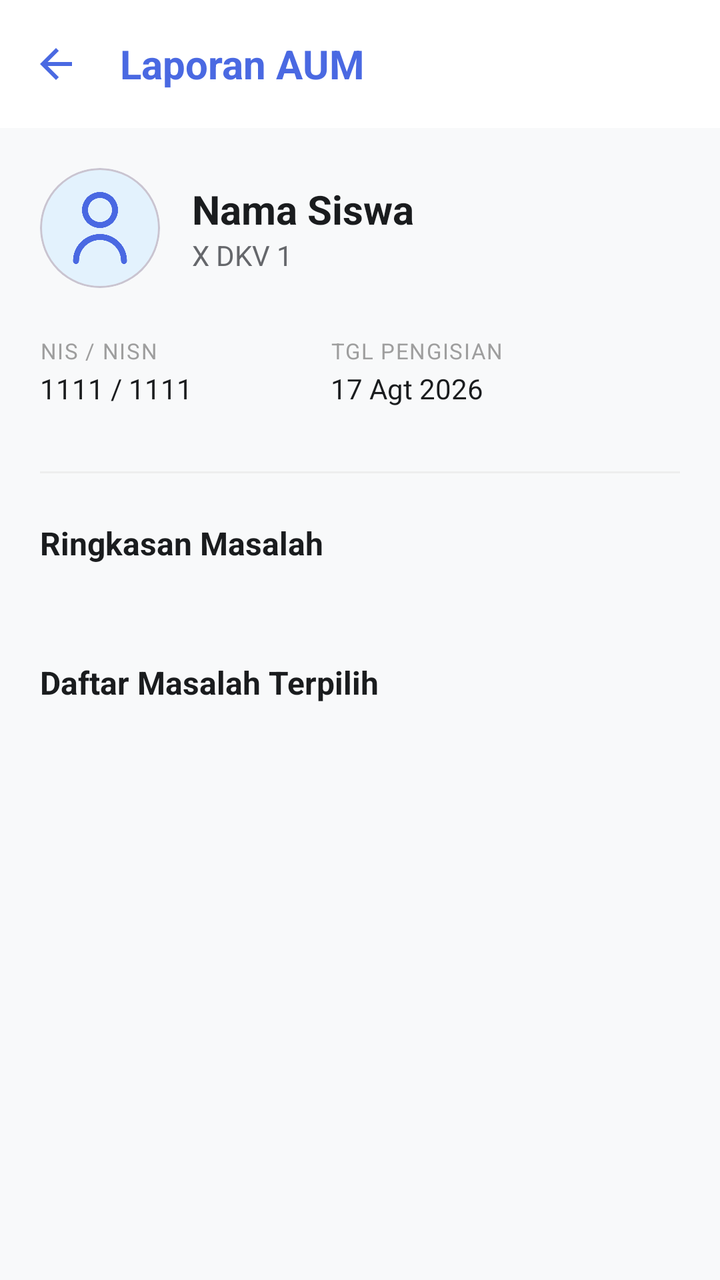
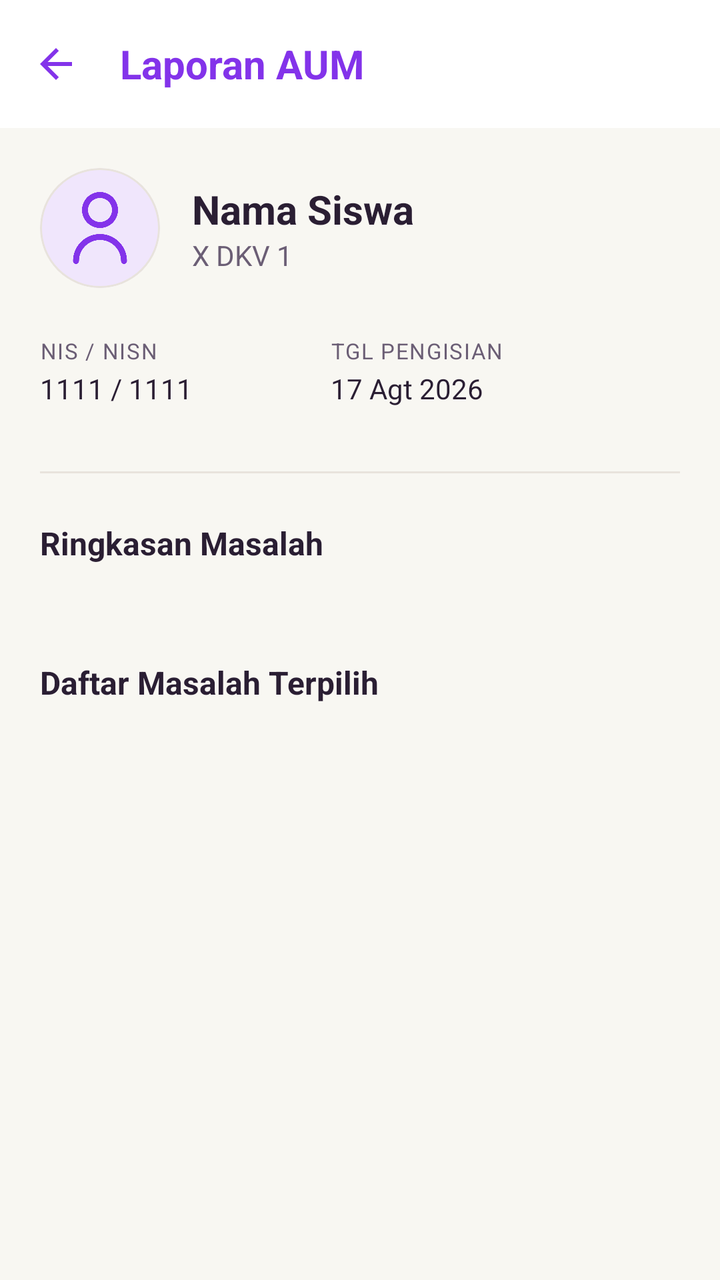

An Android layout rendered at two revisions. The XML below is the earlier revision; the diff shows what the commit changed to produce the second picture.
<!-- AndroidManifest.xml: application theme Theme.BkNova -->
<!-- res/layout/fragment_detail_aum_siswa.xml -->
<?xml version="1.0" encoding="utf-8"?>
<androidx.coordinatorlayout.widget.CoordinatorLayout xmlns:android="http://schemas.android.com/apk/res/android"
    xmlns:app="http://schemas.android.com/apk/res-auto"
    xmlns:tools="http://schemas.android.com/tools"
    android:layout_width="match_parent"
    android:layout_height="match_parent"
    android:background="#F8F9FA">

    <com.google.android.material.appbar.AppBarLayout
        android:layout_width="match_parent"
        android:layout_height="wrap_content"
        android:background="@color/white"
        app:elevation="0dp">

        <com.google.android.material.appbar.MaterialToolbar
            android:id="@+id/toolbar_detail_aum"
            android:layout_width="match_parent"
            android:layout_height="?attr/actionBarSize"
            app:navigationIcon="@drawable/ic_arrow_back"
            app:navigationIconTint="@color/blue_primary"
            app:title="Laporan AUM"
            app:titleTextAppearance="@style/ToolbarTitleBold"
            app:titleTextColor="@color/blue_primary" />
    </com.google.android.material.appbar.AppBarLayout>

    <androidx.core.widget.NestedScrollView
        android:layout_width="match_parent"
        android:layout_height="match_parent"
        android:clipToPadding="false"
        android:paddingBottom="24dp"
        app:layout_behavior="@string/appbar_scrolling_view_behavior">

        <LinearLayout
            android:layout_width="match_parent"
            android:layout_height="wrap_content"
            android:orientation="vertical"
            android:padding="20dp">

            
            <LinearLayout
                android:layout_width="match_parent"
                android:layout_height="wrap_content"
                android:orientation="horizontal"
                android:gravity="center_vertical"
                android:layout_marginBottom="24dp">

                <com.google.android.material.card.MaterialCardView
                    android:layout_width="60dp"
                    android:layout_height="60dp"
                    app:cardCornerRadius="30dp"
                    app:cardElevation="0dp"
                    app:cardBackgroundColor="#E3F2FD">
                    <ImageView
                        android:layout_width="match_parent"
                        android:layout_height="match_parent"
                        android:src="@drawable/person_icon"
                        android:padding="12dp"
                        app:tint="@color/blue_primary" />
                </com.google.android.material.card.MaterialCardView>

                <LinearLayout
                    android:layout_width="0dp"
                    android:layout_height="wrap_content"
                    android:layout_weight="1"
                    android:orientation="vertical"
                    android:layout_marginStart="16dp">

                    <TextView
                        android:id="@+id/tv_detail_nama"
                        android:layout_width="wrap_content"
                        android:layout_height="wrap_content"
                        android:text="Nama Siswa"
                        android:textSize="20sp"
                        android:textStyle="bold"
                        android:textColor="#1A1C1E"/>

                    <TextView
                        android:id="@+id/tv_detail_kelas"
                        android:layout_width="wrap_content"
                        android:layout_height="wrap_content"
                        android:text="X DKV 1"
                        android:textColor="#65676B"
                        android:textSize="14sp"/>
                </LinearLayout>
            </LinearLayout>

            
            <LinearLayout
                android:layout_width="match_parent"
                android:layout_height="wrap_content"
                android:orientation="horizontal"
                android:layout_marginBottom="32dp"
                android:baselineAligned="false">

                <LinearLayout
                    android:layout_width="0dp"
                    android:layout_height="wrap_content"
                    android:layout_weight="1"
                    android:orientation="vertical">
                    <TextView
                        android:layout_width="wrap_content"
                        android:layout_height="wrap_content"
                        android:text="NIS / NISN"
                        android:textSize="11sp"
                        android:textColor="#9E9E9E"
                        android:textAllCaps="true"
                        android:letterSpacing="0.05"/>
                    <TextView
                        android:id="@+id/tv_detail_nis"
                        android:layout_width="wrap_content"
                        android:layout_height="wrap_content"
                        android:text="1111 / 1111"
                        android:textColor="#1A1C1E"
                        android:textSize="14sp"
                        android:layout_marginTop="2dp"/>
                </LinearLayout>

                <LinearLayout
                    android:layout_width="0dp"
                    android:layout_height="wrap_content"
                    android:layout_weight="1.2"
                    android:orientation="vertical">
                    <TextView
                        android:layout_width="wrap_content"
                        android:layout_height="wrap_content"
                        android:text="Tgl Pengisian"
                        android:textSize="11sp"
                        android:textColor="#9E9E9E"
                        android:textAllCaps="true"
                        android:letterSpacing="0.05"/>
                    <TextView
                        android:id="@+id/tv_detail_waktu"
                        android:layout_width="wrap_content"
                        android:layout_height="wrap_content"
                        android:text="17 Agt 2026"
                        android:textColor="#1A1C1E"
                        android:textSize="14sp"
                        android:layout_marginTop="2dp"/>
                </LinearLayout>
            </LinearLayout>

            <View
                android:layout_width="match_parent"
                android:layout_height="1dp"
                android:background="#EEEEEE"
                android:layout_marginBottom="24dp"/>

            
            <TextView
                android:layout_width="wrap_content"
                android:layout_height="wrap_content"
                android:text="Ringkasan Masalah"
                android:textSize="16sp"
                android:textStyle="bold"
                android:textColor="#1A1C1E"
                android:layout_marginBottom="16dp"/>

            <androidx.recyclerview.widget.RecyclerView
                android:id="@+id/rv_statistik_aum"
                android:layout_width="match_parent"
                android:layout_height="wrap_content"
                android:layout_marginBottom="32dp"
                android:clipToPadding="false"
                android:paddingStart="0dp"
                android:paddingEnd="20dp"
                android:orientation="horizontal"
                app:layoutManager="androidx.recyclerview.widget.LinearLayoutManager"
                tools:listitem="@layout/item_aum_statistik"/>

            
            <TextView
                android:layout_width="wrap_content"
                android:layout_height="wrap_content"
                android:text="Daftar Masalah Terpilih"
                android:textSize="16sp"
                android:textStyle="bold"
                android:textColor="#1A1C1E"
                android:layout_marginBottom="16dp"/>

            <androidx.recyclerview.widget.RecyclerView
                android:id="@+id/rv_bidang_aum"
                android:layout_width="match_parent"
                android:layout_height="wrap_content"
                android:nestedScrollingEnabled="false"
                tools:listitem="@layout/item_aum_bidang_hasil"/>

            <ProgressBar
                android:id="@+id/pb_detail_aum"
                android:layout_width="wrap_content"
                android:layout_height="wrap_content"
                android:layout_gravity="center"
                android:layout_marginTop="40dp"
                android:visibility="gone"/>

            <TextView
                android:id="@+id/tv_empty_detail_aum"
                android:layout_width="wrap_content"
                android:layout_height="wrap_content"
                android:layout_gravity="center"
                android:layout_marginTop="40dp"
                android:text="Belum ada data AUM"
                android:textColor="#9E9E9E"
                android:visibility="gone"/>

        </LinearLayout>
    </androidx.core.widget.NestedScrollView>

</androidx.coordinatorlayout.widget.CoordinatorLayout>
<!-- res/layout/item_aum_statistik.xml (included above) -->
<?xml version="1.0" encoding="utf-8"?>
<com.google.android.material.card.MaterialCardView xmlns:android="http://schemas.android.com/apk/res/android"
    xmlns:app="http://schemas.android.com/apk/res-auto"
    android:layout_width="120dp"
    android:layout_height="100dp"
    android:layout_marginEnd="12dp"
    app:cardCornerRadius="16dp"
    app:cardElevation="0dp"
    app:cardBackgroundColor="@color/white"
    app:strokeColor="#F0F0F0"
    app:strokeWidth="1dp">

    <LinearLayout
        android:layout_width="match_parent"
        android:layout_height="match_parent"
        android:orientation="vertical"
        android:padding="12dp"
        android:gravity="center">

        <TextView
            android:id="@+id/tv_stat_count"
            android:layout_width="wrap_content"
            android:layout_height="wrap_content"
            android:text="0"
            android:textColor="@color/blue_primary"
            android:textSize="24sp"
            android:textStyle="bold" />

        <TextView
            android:id="@+id/tv_stat_label"
            android:layout_width="match_parent"
            android:layout_height="wrap_content"
            android:layout_marginTop="4dp"
            android:text="Bidang"
            android:textColor="#65676B"
            android:textSize="11sp"
            android:textAlignment="center"
            android:maxLines="2"
            android:ellipsize="end"/>
    </LinearLayout>
</com.google.android.material.card.MaterialCardView>
<!-- res/layout/item_aum_bidang_hasil.xml (included above) -->
<?xml version="1.0" encoding="utf-8"?>
<com.google.android.material.card.MaterialCardView xmlns:android="http://schemas.android.com/apk/res/android"
    xmlns:app="http://schemas.android.com/apk/res-auto"
    android:layout_width="match_parent"
    android:layout_height="wrap_content"
    android:layout_marginBottom="16dp"
    app:cardCornerRadius="16dp"
    app:cardElevation="0dp"
    app:cardBackgroundColor="@color/white"
    app:strokeColor="#F0F0F0"
    app:strokeWidth="1dp">

    <LinearLayout
        android:layout_width="match_parent"
        android:layout_height="wrap_content"
        android:orientation="vertical"
        android:padding="16dp">

        <LinearLayout
            android:layout_width="match_parent"
            android:layout_height="wrap_content"
            android:orientation="horizontal"
            android:gravity="center_vertical">

            <View
                android:layout_width="4dp"
                android:layout_height="16dp"
                android:background="@color/blue_primary"/>

            <TextView
                android:id="@+id/tv_nama_bidang"
                android:layout_width="wrap_content"
                android:layout_height="wrap_content"
                android:layout_marginStart="8dp"
                android:text="Nama Bidang"
                android:textStyle="bold"
                android:textColor="#1A1C1E"
                android:textSize="15sp"/>
        </LinearLayout>

        <TextView
            android:id="@+id/tv_pilihan_masalah"
            android:layout_width="match_parent"
            android:layout_height="wrap_content"
            android:layout_marginTop="12dp"
            android:text="Daftar masalah..."
            android:textColor="#4A4C4E"
            android:textSize="14sp"
            android:lineSpacingExtra="6dp"/>
    </LinearLayout>
</com.google.android.material.card.MaterialCardView>
<!-- resources referenced by this layout -->
<resources>
  <color name="blue_primary">#4A69E2</color>
  <color name="white">#FFFFFFFF</color>
  <!-- drawable ic_arrow_back (drawable) -->
  <vector xmlns:android="http://schemas.android.com/apk/res/android"
      android:width="24dp"
      android:height="24dp"
      android:viewportWidth="24"
      android:viewportHeight="24">
      <path
          android:fillColor="#FF000000"
          android:pathData="M20,11H7.83l5.59,-5.59L12,4l-8,8 8,8 1.41,-1.41L7.83,13H20v-2z" />
  </vector>
  <!-- drawable person_icon: png bitmap (drawable, 11531 bytes) -->
  <style name="ToolbarTitleBold" parent="TextAppearance.Material3.TitleLarge">
          <item name="android:textStyle">bold</item>
          <item name="android:textSize">20sp</item> 
      </style>
  <style name="Theme.BkNova" parent="Base.Theme.BkNova" />
  <style name="Base.Theme.BkNova" parent="Theme.Material3.Light.NoActionBar">
          
          
          <item name="android:windowBackground">@color/white</item>
      </style>
</resources>

<!-- the commit's change to res/layout/fragment_detail_aum_siswa.xml (unified diff, before → after) -->
@@ -4,7 +4,7 @@
     xmlns:tools="http://schemas.android.com/tools"
     android:layout_width="match_parent"
     android:layout_height="match_parent"
-    android:background="#F8F9FA">
+    android:background="@color/background_cream">
 
     <com.google.android.material.appbar.AppBarLayout
         android:layout_width="match_parent"
@@ -17,10 +17,10 @@
             android:layout_width="match_parent"
             android:layout_height="?attr/actionBarSize"
             app:navigationIcon="@drawable/ic_arrow_back"
-            app:navigationIconTint="@color/blue_primary"
+            app:navigationIconTint="@color/brand_primary"
             app:title="Laporan AUM"
             app:titleTextAppearance="@style/ToolbarTitleBold"
-            app:titleTextColor="@color/blue_primary" />
+            app:titleTextColor="@color/brand_primary" />
     </com.google.android.material.appbar.AppBarLayout>
 
     <androidx.core.widget.NestedScrollView
@@ -49,13 +49,13 @@
                     android:layout_height="60dp"
                     app:cardCornerRadius="30dp"
                     app:cardElevation="0dp"
-                    app:cardBackgroundColor="#E3F2FD">
+                    app:cardBackgroundColor="@color/brand_soft">
                     <ImageView
                         android:layout_width="match_parent"
                         android:layout_height="match_parent"
                         android:src="@drawable/person_icon"
                         android:padding="12dp"
-                        app:tint="@color/blue_primary" />
+                        app:tint="@color/brand_primary" />
                 </com.google.android.material.card.MaterialCardView>
 
                 <LinearLayout
@@ -72,14 +72,14 @@
                         android:text="Nama Siswa"
                         android:textSize="20sp"
                         android:textStyle="bold"
-                        android:textColor="#1A1C1E"/>
+                        android:textColor="@color/text_color_primary"/>
 
                     <TextView
                         android:id="@+id/tv_detail_kelas"
                         android:layout_width="wrap_content"
                         android:layout_height="wrap_content"
                         android:text="X DKV 1"
-                        android:textColor="#65676B"
+                        android:textColor="@color/text_color_secondary"
                         android:textSize="14sp"/>
                 </LinearLayout>
             </LinearLayout>
@@ -102,7 +102,7 @@
                         android:layout_height="wrap_content"
                         android:text="NIS / NISN"
                         android:textSize="11sp"
-                        android:textColor="#9E9E9E"
+                        android:textColor="@color/text_color_secondary"
                         android:textAllCaps="true"
                         android:letterSpacing="0.05"/>
                     <TextView
@@ -110,7 +110,7 @@
                         android:layout_width="wrap_content"
                         android:layout_height="wrap_content"
                         android:text="1111 / 1111"
-                        android:textColor="#1A1C1E"
+                        android:textColor="@color/text_color_primary"
                         android:textSize="14sp"
                         android:layout_marginTop="2dp"/>
                 </LinearLayout>
@@ -125,7 +125,7 @@
                         android:layout_height="wrap_content"
                         android:text="Tgl Pengisian"
                         android:textSize="11sp"
-                        android:textColor="#9E9E9E"
+                        android:textColor="@color/text_color_secondary"
                         android:textAllCaps="true"
                         android:letterSpacing="0.05"/>
                     <TextView
@@ -133,7 +133,7 @@
                         android:layout_width="wrap_content"
                         android:layout_height="wrap_content"
                         android:text="17 Agt 2026"
-                        android:textColor="#1A1C1E"
+                        android:textColor="@color/text_color_primary"
                         android:textSize="14sp"
                         android:layout_marginTop="2dp"/>
                 </LinearLayout>
@@ -142,7 +142,7 @@
             <View
                 android:layout_width="match_parent"
                 android:layout_height="1dp"
-                android:background="#EEEEEE"
+                android:background="@color/divider_color"
                 android:layout_marginBottom="24dp"/>
 
             
@@ -152,7 +152,7 @@
                 android:text="Ringkasan Masalah"
                 android:textSize="16sp"
                 android:textStyle="bold"
-                android:textColor="#1A1C1E"
+                android:textColor="@color/text_color_primary"
                 android:layout_marginBottom="16dp"/>
 
             <androidx.recyclerview.widget.RecyclerView
@@ -174,7 +174,7 @@
                 android:text="Daftar Masalah Terpilih"
                 android:textSize="16sp"
                 android:textStyle="bold"
-                android:textColor="#1A1C1E"
+                android:textColor="@color/text_color_primary"
                 android:layout_marginBottom="16dp"/>
 
             <androidx.recyclerview.widget.RecyclerView
@@ -199,7 +199,7 @@
                 android:layout_gravity="center"
                 android:layout_marginTop="40dp"
                 android:text="Belum ada data AUM"
-                android:textColor="#9E9E9E"
+                android:textColor="@color/text_color_secondary"
                 android:visibility="gone"/>
 
         </LinearLayout>
@@ -216,7 +216,7 @@
     app:cardCornerRadius="16dp"
     app:cardElevation="0dp"
     app:cardBackgroundColor="@color/white"
-    app:strokeColor="#F0F0F0"
+    app:strokeColor="@color/divider_color"
     app:strokeWidth="1dp">
 
     <LinearLayout
@@ -231,7 +231,7 @@
             android:layout_width="wrap_content"
             android:layout_height="wrap_content"
             android:text="0"
-            android:textColor="@color/blue_primary"
+            android:textColor="@color/brand_primary"
             android:textSize="24sp"
             android:textStyle="bold" />
 
@@ -241,7 +241,7 @@
             android:layout_height="wrap_content"
             android:layout_marginTop="4dp"
             android:text="Bidang"
-            android:textColor="#65676B"
+            android:textColor="@color/text_color_secondary"
             android:textSize="11sp"
             android:textAlignment="center"
             android:maxLines="2"
@@ -258,7 +258,7 @@
     app:cardCornerRadius="16dp"
     app:cardElevation="0dp"
     app:cardBackgroundColor="@color/white"
-    app:strokeColor="#F0F0F0"
+    app:strokeColor="@color/divider_color"
     app:strokeWidth="1dp">
 
     <LinearLayout
@@ -276,7 +276,7 @@
             <View
                 android:layout_width="4dp"
                 android:layout_height="16dp"
-                android:background="@color/blue_primary"/>
+                android:background="@color/brand_primary"/>
 
             <TextView
                 android:id="@+id/tv_nama_bidang"
@@ -285,7 +285,7 @@
                 android:layout_marginStart="8dp"
                 android:text="Nama Bidang"
                 android:textStyle="bold"
-                android:textColor="#1A1C1E"
+                android:textColor="@color/text_color_primary"
                 android:textSize="15sp"/>
         </LinearLayout>
 
@@ -295,7 +295,7 @@
             android:layout_height="wrap_content"
             android:layout_marginTop="12dp"
             android:text="Daftar masalah..."
-            android:textColor="#4A4C4E"
+            android:textColor="@color/text_color_secondary"
             android:textSize="14sp"
             android:lineSpacingExtra="6dp"/>
     </LinearLayout>
<!-- resource entries referenced after the edit -->
@@ -1,6 +1,11 @@
 <!-- resources referenced by this layout -->
 <resources>
-  <color name="blue_primary">#4A69E2</color>
+  <color name="background_cream">#F8F7F2</color>
+  <color name="brand_primary">#8333EA</color>
+  <color name="brand_soft">#F0E6FC</color>
+  <color name="divider_color">#E8E3DC</color>
+  <color name="text_color_primary">#2A1E33</color>
+  <color name="text_color_secondary">#6B5E75</color>
   <color name="white">#FFFFFFFF</color>
   <!-- drawable ic_arrow_back (drawable) -->
   <vector xmlns:android="http://schemas.android.com/apk/res/android"
@@ -19,9 +24,52 @@
       </style>
   <style name="Theme.BkNova" parent="Base.Theme.BkNova" />
   <style name="Base.Theme.BkNova" parent="Theme.Material3.Light.NoActionBar">
+  
           
+          <item name="colorPrimary">@color/brand_primary</item>
+          <item name="colorOnPrimary">@color/white</item>
+          <item name="colorPrimaryContainer">@color/brand_soft</item>
+          <item name="colorOnPrimaryContainer">@color/text_color_primary</item>
+  
+          <item name="colorSecondary">@color/accent_pink</item>
           
-          <item name="android:windowBackground">@color/white</item>
+          <item name="colorOnSecondary">@color/text_color_primary</item>
+          <item name="colorSecondaryContainer">@color/accent_pink_soft</item>
+          <item name="colorOnSecondaryContainer">@color/text_color_primary</item>
+  
+          <item name="colorTertiary">@color/accent_peach</item>
+          <item name="colorOnTertiary">@color/text_color_primary</item>
+          <item name="colorTertiaryContainer">@color/accent_peach_soft</item>
+          <item name="colorOnTertiaryContainer">@color/text_color_primary</item>
+  
+          <item name="colorSurface">@color/white</item>
+          <item name="colorOnSurface">@color/text_color_primary</item>
+          <item name="colorSurfaceVariant">@color/background_cream</item>
+          <item name="colorOnSurfaceVariant">@color/text_color_secondary</item>
+          <item name="android:colorBackground">@color/background_cream</item>
+          <item name="colorOnBackground">@color/text_color_primary</item>
+  
+          <item name="colorOutline">@color/divider_color</item>
+          <item name="colorOutlineVariant">@color/divider_color</item>
+  
+          <item name="colorError">@color/red_text</item>
+          <item name="colorOnError">@color/white</item>
+          <item name="colorErrorContainer">@color/red_light</item>
+          <item name="colorOnErrorContainer">@color/red_text</item>
+  
+          <item name="android:windowBackground">@color/background_cream</item>
+  
+          
+          <item name="android:statusBarColor">@color/white</item>
+          <item name="android:windowLightStatusBar">true</item>
+          <item name="android:navigationBarColor">@color/white</item>
+          <item name="android:windowLightNavigationBar" tools:targetApi="o_mr1">true</item>
       </style>
+  <color name="accent_pink">#FF7FAF</color>
+  <color name="accent_pink_soft">#FFECF3</color>
+  <color name="accent_peach">#FFC6BF</color>
+  <color name="accent_peach_soft">#FFE8E5</color>
+  <color name="red_text">#DC2626</color>
+  <color name="red_light">#FEE2E2</color>
 </resources>
 
